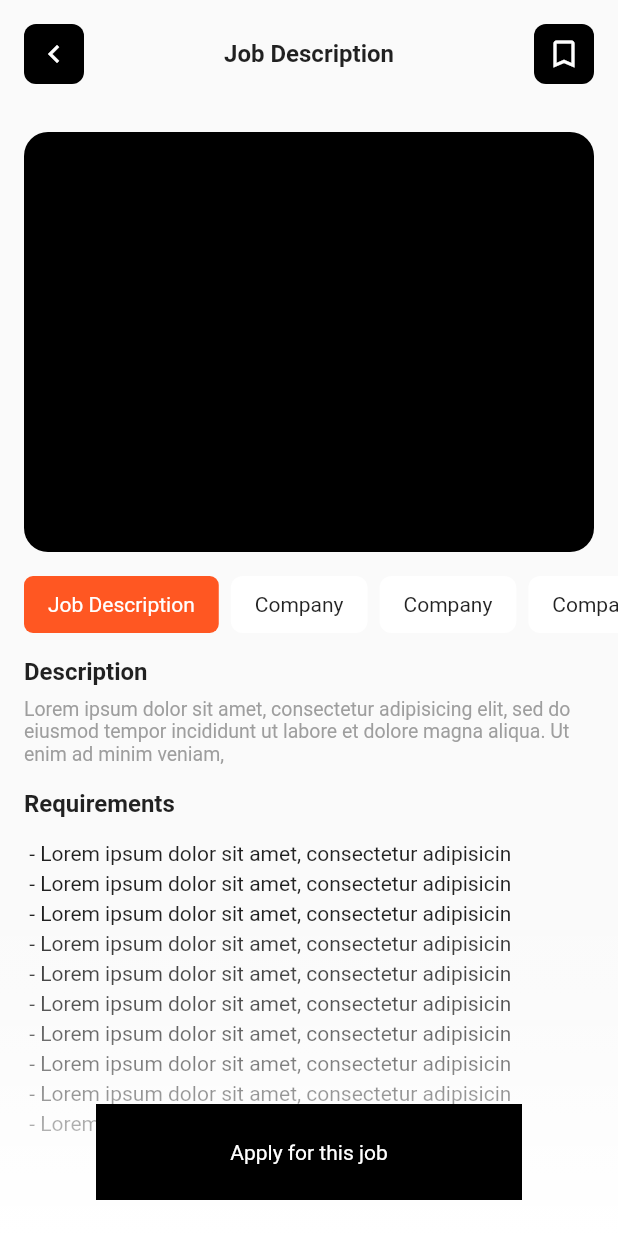
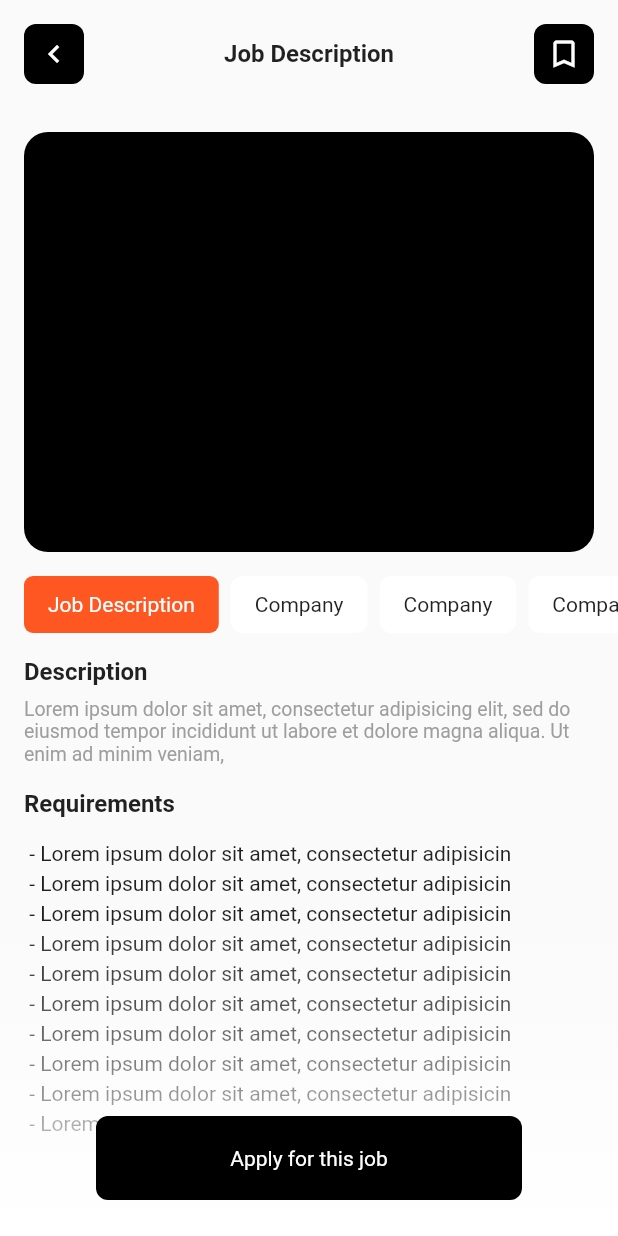
Before and after one commit to JAICHANGPARK/flutter_notebook_chapter_21, a Flutter app: the JobDescriptionPage screen opened directly, on a phone screen of 412 x 824 dp. Run offline on Flutter 3.47's test engine with Material 2 defaults, Android fonts, the phone set to English and light mode, and no system bars; our stand-ins replace badges, dots_indicator, fl_chart, flutter_riverpod; missing offline and left inert: candlesticks; network calls fail.

Commit message:
Update job_description_page.dart

```diff
--- a/lib/ep1237_job_finder_app/src/ui/job_description_page.dart
+++ b/lib/ep1237_job_finder_app/src/ui/job_description_page.dart
@@ -203,9 +203,10 @@ class _JobDescriptionPageState extends State<JobDescriptionPage> {
                       child: Container(
                         decoration: BoxDecoration(
                           color: Colors.black,
+                          borderRadius: BorderRadius.circular(8)
                         ),
                         padding: EdgeInsets.symmetric(
-                          vertical: 24,
+                          vertical: 20,
                         ),
                         child: Center(
                           child: Text(
```
